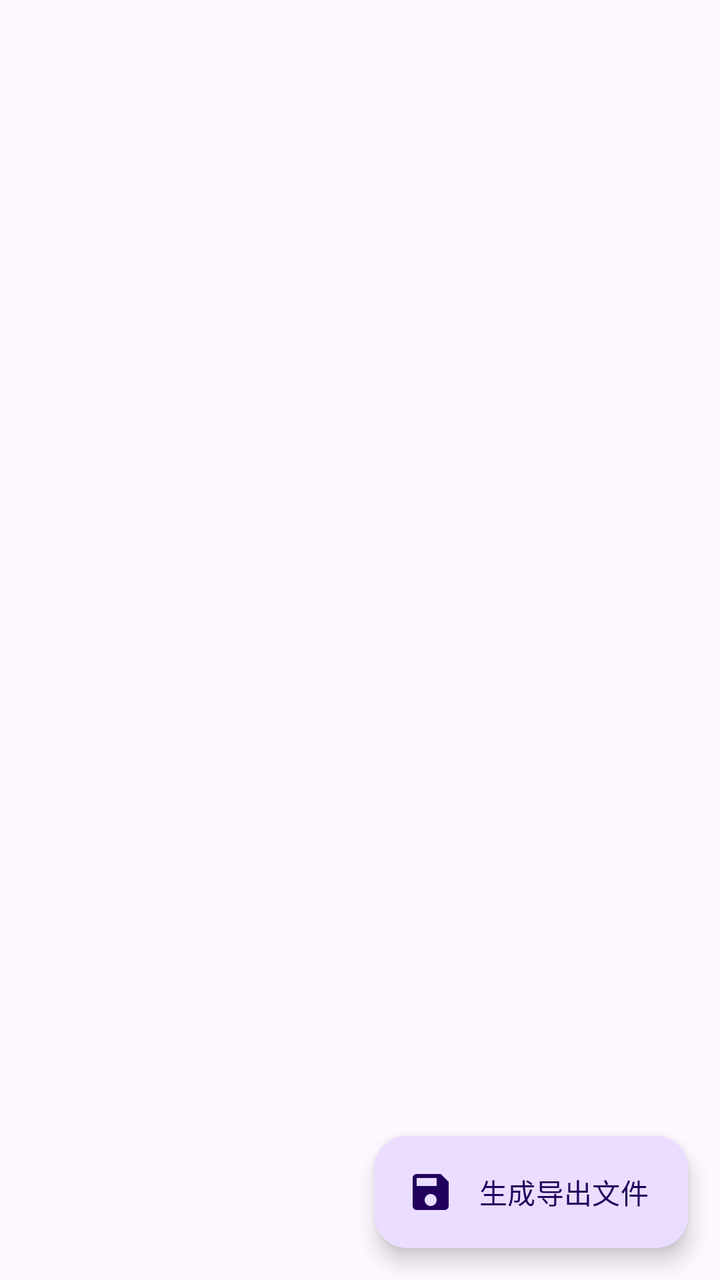
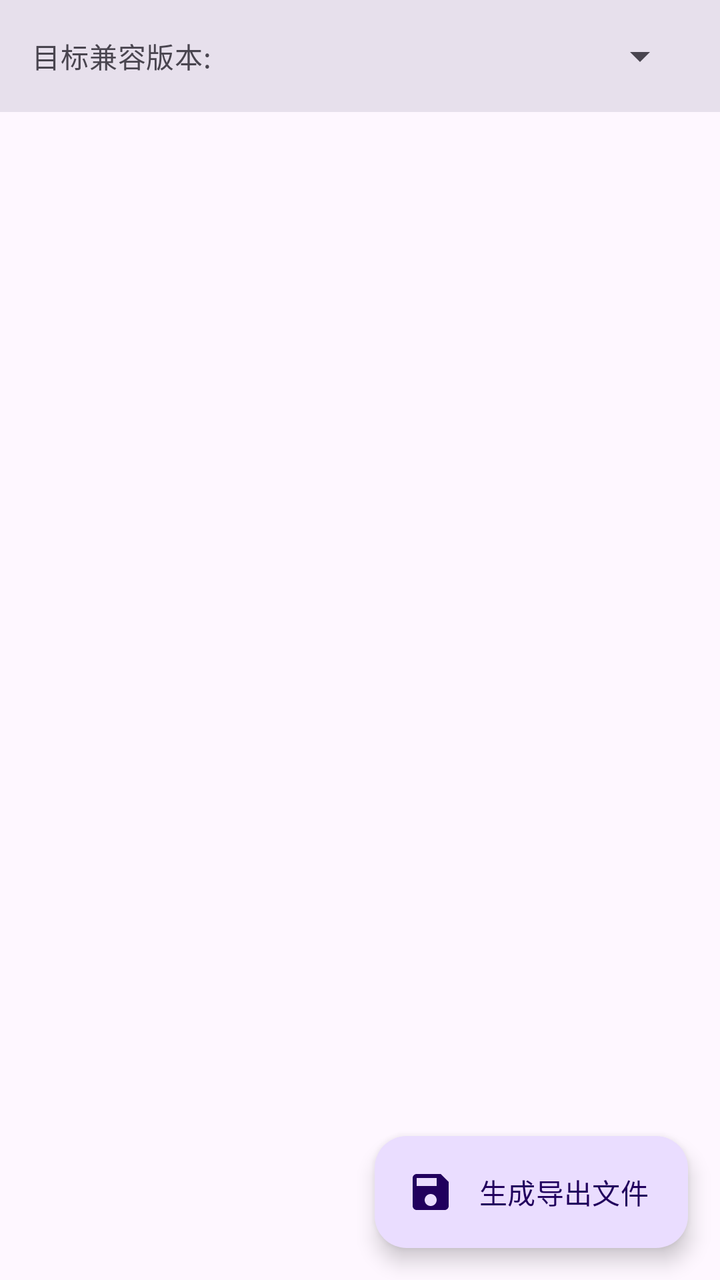

Screens rendered from an Android XML layout before and after an edit, with the pre-edit source and the edit as a unified diff.
<!-- AndroidManifest.xml: application theme Theme.ZakoCountdown -->
<!-- res/layout/layout_backup_export.xml -->
<?xml version="1.0" encoding="utf-8"?>
<RelativeLayout xmlns:android="http://schemas.android.com/apk/res/android"
    xmlns:app="http://schemas.android.com/apk/res-auto"
    android:layout_width="match_parent"
    android:layout_height="match_parent">

    <androidx.recyclerview.widget.RecyclerView
        android:id="@+id/rv_export"
        android:layout_width="match_parent"
        android:layout_height="match_parent"
        android:paddingBottom="80dp"
        android:clipToPadding="false"/>

    <com.google.android.material.floatingactionbutton.ExtendedFloatingActionButton
        android:id="@+id/fab_export"
        android:layout_width="wrap_content"
        android:layout_height="wrap_content"
        android:layout_alignParentBottom="true"
        android:layout_alignParentEnd="true"
        android:layout_margin="16dp"
        android:text="生成导出文件"
        app:icon="@drawable/ic_save"/>
</RelativeLayout>
<!-- resources referenced by this layout -->
<resources>
  <!-- drawable ic_save (drawable) -->
  <vector xmlns:android="http://schemas.android.com/apk/res/android" android:height="24dp" android:tint="?attr/colorOnSurface" android:viewportHeight="24" android:viewportWidth="24" android:width="24dp">
        
      <path android:fillColor="@android:color/white" android:pathData="M17,3L5,3c-1.11,0 -2,0.9 -2,2v14c0,1.1 0.89,2 2,2h14c1.1,0 2,-0.9 2,-2L21,7l-4,-4zM12,19c-1.66,0 -3,-1.34 -3,-3s1.34,-3 3,-3 3,1.34 3,3 -1.34,3 -3,3zM15,9L5,9L5,5h10v4z"/>
      
  </vector>
  <style name="Theme.ZakoCountdown" parent="Theme_ZakoCountdown_M3" />
  <style name="Theme_ZakoCountdown_M3" parent="Theme_ZakoCountdown_Base_M3" />
  <style name="Theme_ZakoCountdown_Base_M3" parent="Theme.Material3.DayNight.NoActionBar">
          <item name="toolbarStyle">@style/Widget.Material3.Toolbar.Surface</item>
          <item name="preferenceTheme">@style/PreferenceThemeOverlay</item>
      </style>
</resources>

<!-- the commit's change to res/layout/layout_backup_export.xml (unified diff, before → after) -->
@@ -1,23 +1,49 @@
 <?xml version="1.0" encoding="utf-8"?>
-<RelativeLayout xmlns:android="http://schemas.android.com/apk/res/android"
+<LinearLayout xmlns:android="http://schemas.android.com/apk/res/android"
     xmlns:app="http://schemas.android.com/apk/res-auto"
     android:layout_width="match_parent"
-    android:layout_height="match_parent">
+    android:layout_height="match_parent"
+    android:orientation="vertical">
 
-    <androidx.recyclerview.widget.RecyclerView
-        android:id="@+id/rv_export"
+    
+    <LinearLayout
         android:layout_width="match_parent"
-        android:layout_height="match_parent"
-        android:paddingBottom="80dp"
-        android:clipToPadding="false"/>
+        android:layout_height="wrap_content"
+        android:padding="16dp"
+        android:background="?attr/colorSurfaceVariant"
+        android:orientation="horizontal"
+        android:gravity="center_vertical">
+        <TextView
+            android:layout_width="wrap_content"
+            android:layout_height="wrap_content"
+            android:text="目标兼容版本: "
+            android:textAppearance="?attr/textAppearanceBodyMedium"
+            android:textColor="?attr/colorOnSurfaceVariant"/>
+        <Spinner
+            android:id="@+id/spinner_target_version"
+            android:layout_width="0dp"
+            android:layout_weight="1"
+            android:layout_height="wrap_content"
+            android:layout_marginStart="8dp"/>
+    </LinearLayout>
 
-    <com.google.android.material.floatingactionbutton.ExtendedFloatingActionButton
-        android:id="@+id/fab_export"
-        android:layout_width="wrap_content"
-        android:layout_height="wrap_content"
-        android:layout_alignParentBottom="true"
-        android:layout_alignParentEnd="true"
-        android:layout_margin="16dp"
-        android:text="生成导出文件"
-        app:icon="@drawable/ic_save"/>
-</RelativeLayout>
+    <RelativeLayout
+        android:layout_width="match_parent"
+        android:layout_height="match_parent">
+        <androidx.recyclerview.widget.RecyclerView
+            android:id="@+id/rv_export"
+            android:layout_width="match_parent"
+            android:layout_height="match_parent"
+            android:paddingBottom="80dp"
+            android:clipToPadding="false"/>
+        <com.google.android.material.floatingactionbutton.ExtendedFloatingActionButton
+            android:id="@+id/fab_export"
+            android:layout_width="wrap_content"
+            android:layout_height="wrap_content"
+            android:layout_alignParentBottom="true"
+            android:layout_alignParentEnd="true"
+            android:layout_margin="16dp"
+            android:text="生成导出文件"
+            app:icon="@drawable/ic_save"/>
+    </RelativeLayout>
+</LinearLayout>
